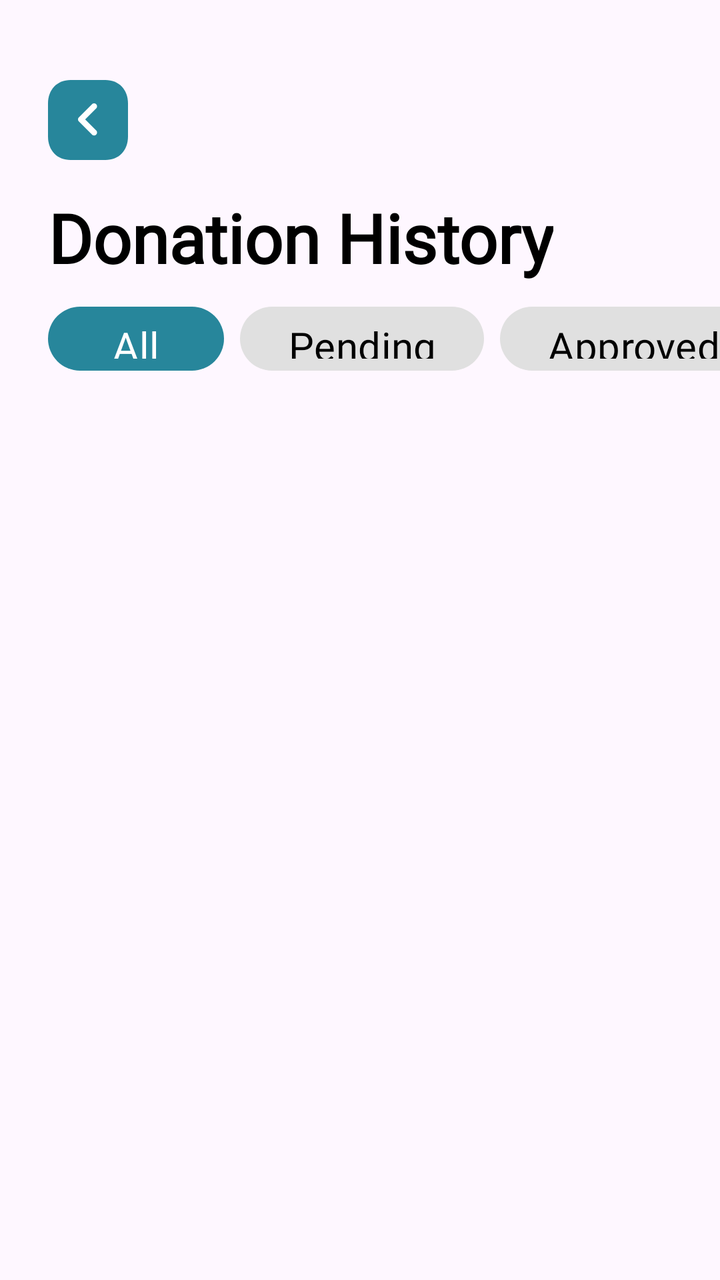
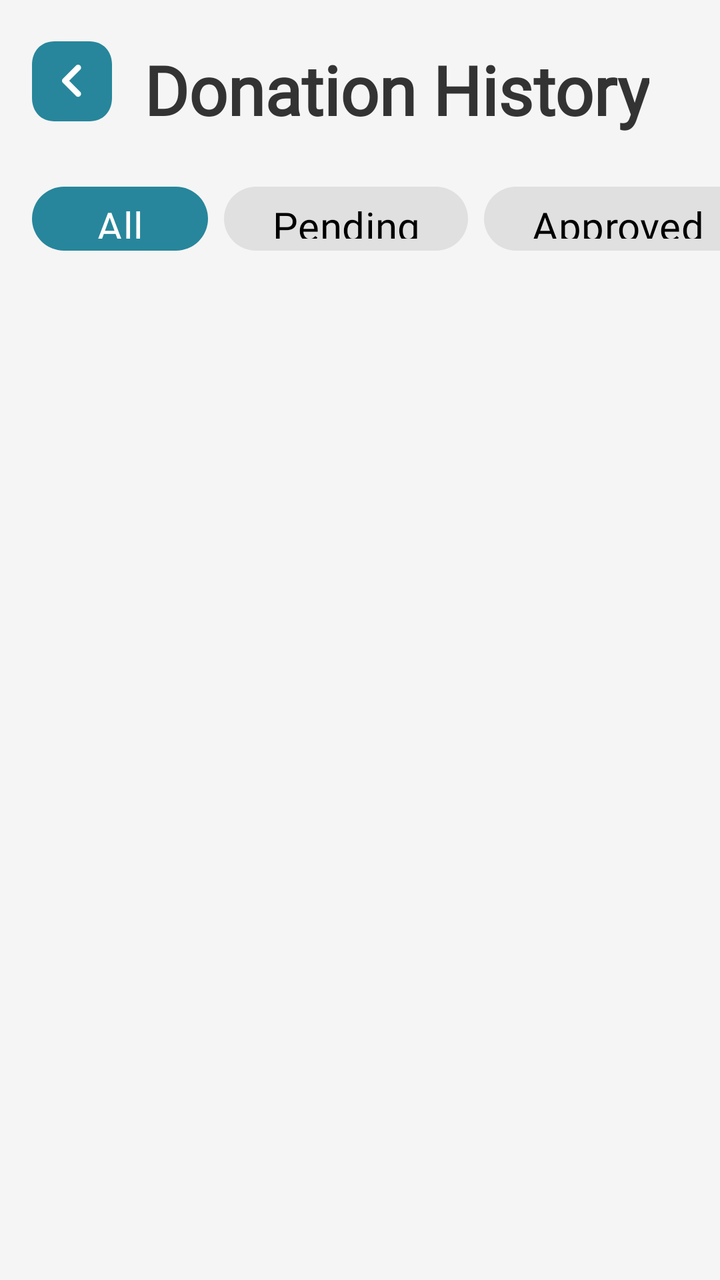

Screens rendered from an Android XML layout before and after an edit, with the pre-edit source and the edit as a unified diff.
<!-- AndroidManifest.xml: application theme Theme.Dawnasyon_v1 -->
<!-- res/layout/fragment_donation_history.xml -->
<?xml version="1.0" encoding="utf-8"?>
<androidx.constraintlayout.widget.ConstraintLayout xmlns:android="http://schemas.android.com/apk/res/android"
    xmlns:app="http://schemas.android.com/apk/res-auto"
    android:layout_width="match_parent"
    android:layout_height="match_parent">

    <ImageButton
        android:id="@+id/btn_back"
        android:layout_width="40dp"
        android:layout_height="40dp"
        android:layout_marginStart="24dp"
        android:layout_marginTop="40dp"
        android:background="@drawable/bg_circle_teal"
        android:src="@drawable/ic_left"
        app:tint="@color/white"
        app:layout_constraintStart_toStartOf="parent"
        app:layout_constraintTop_toTopOf="parent" />

    <TextView
        android:id="@+id/tv_title"
        android:layout_width="wrap_content"
        android:layout_height="wrap_content"
        android:layout_marginTop="16dp"
        android:layout_marginStart="24dp"
        android:fontFamily="@font/dongle"
        android:text="@string/donation_history"
        android:textColor="@color/black"
        android:textSize="34sp"
        android:textStyle="bold"
        app:layout_constraintTop_toBottomOf="@id/btn_back"
        app:layout_constraintStart_toStartOf="parent" />

    <HorizontalScrollView
        android:id="@+id/filter_scroll"
        android:layout_width="match_parent"
        android:layout_height="wrap_content"
        android:layout_marginTop="8dp"
        android:clipToPadding="false"
        android:paddingHorizontal="24dp"
        android:scrollbars="none"
        app:layout_constraintTop_toBottomOf="@id/tv_title">

        <LinearLayout
            android:layout_width="wrap_content"
            android:layout_height="wrap_content"
            android:orientation="horizontal"
            android:gravity="center_vertical">

            <Button
                android:id="@+id/btn_filter_all"
                android:layout_width="wrap_content"
                android:layout_height="40dp"
                android:layout_marginEnd="8dp"
                android:text="All"
                android:textAllCaps="false"
                android:textColor="@color/white"
                android:fontFamily="@font/dongle"
                android:textSize="20sp"
                app:backgroundTint="#27869B"
                app:cornerRadius="20dp" />

            <Button
                android:id="@+id/btn_filter_pending"
                android:layout_width="wrap_content"
                android:layout_height="40dp"
                android:layout_marginEnd="8dp"
                android:text="Pending"
                android:textAllCaps="false"
                android:textColor="@color/black"
                android:fontFamily="@font/dongle"
                android:textSize="20sp"
                app:backgroundTint="#E0E0E0"
                app:cornerRadius="20dp" />

            <Button
                android:id="@+id/btn_filter_approved"
                android:layout_width="wrap_content"
                android:layout_height="40dp"
                android:layout_marginEnd="8dp"
                android:text="Approved"
                android:textAllCaps="false"
                android:textColor="@color/black"
                android:fontFamily="@font/dongle"
                android:textSize="20sp"
                app:backgroundTint="#E0E0E0"
                app:cornerRadius="20dp" />

            <Button
                android:id="@+id/btn_filter_declined"
                android:layout_width="wrap_content"
                android:layout_height="40dp"
                android:layout_marginEnd="8dp"
                android:text="Declined"
                android:textAllCaps="false"
                android:textColor="@color/black"
                android:fontFamily="@font/dongle"
                android:textSize="20sp"
                app:backgroundTint="#E0E0E0"
                app:cornerRadius="20dp" />
        </LinearLayout>
    </HorizontalScrollView>

    <androidx.recyclerview.widget.RecyclerView
        android:id="@+id/rv_donation_history"
        android:layout_width="match_parent"
        android:layout_height="0dp"
        android:layout_marginTop="8dp"
        android:clipToPadding="false"
        android:paddingBottom="80dp"
        app:layout_constraintTop_toBottomOf="@id/filter_scroll"
        app:layout_constraintBottom_toBottomOf="parent" />

</androidx.constraintlayout.widget.ConstraintLayout>
<!-- resources referenced by this layout -->
<resources>
  <color name="black">#FF000000</color>
  <color name="white">#FFFFFFFF</color>
  <!-- drawable bg_circle_teal (drawable) -->
  <vector xmlns:android="http://schemas.android.com/apk/res/android"
      android:width="33dp"
      android:height="33dp"
      android:viewportWidth="33"
      android:viewportHeight="33">
    <path
        android:pathData="M9.339,33L23.645,33C29.238,33 33,29.073 33,23.232L33,9.752C33,3.927 29.238,0 23.645,0L9.339,0C3.746,0 0,3.927 0,9.752L0,23.232C0,29.073 3.746,33 9.339,33Z"
        android:fillColor="#27869B"/>
  </vector>
  <!-- drawable ic_left (drawable) -->
  <vector xmlns:android="http://schemas.android.com/apk/res/android"
      android:width="10dp"
      android:height="17dp"
      android:viewportWidth="10"
      android:viewportHeight="17">
    <path
        android:pathData="M8.045,14.59L1.5,8.045L8.045,1.5"
        android:strokeLineJoin="round"
        android:strokeWidth="3"
        android:fillColor="#00000000"
        android:strokeColor="#FCFBFE"
        android:strokeLineCap="round"/>
  </vector>
  <string name="donation_history">Donation History</string>
  <style name="Theme.Dawnasyon_v1" parent="Base.Theme.Dawnasyon_v1" />
  <style name="Base.Theme.Dawnasyon_v1" parent="Theme.Material3.Light.NoActionBar">
          
          
      </style>
</resources>

<!-- the commit's change to res/layout/fragment_donation_history.xml (unified diff, before → after) -->
@@ -1,44 +1,46 @@
 <?xml version="1.0" encoding="utf-8"?>
-<androidx.constraintlayout.widget.ConstraintLayout xmlns:android="http://schemas.android.com/apk/res/android"
+<LinearLayout xmlns:android="http://schemas.android.com/apk/res/android"
     xmlns:app="http://schemas.android.com/apk/res-auto"
     android:layout_width="match_parent"
-    android:layout_height="match_parent">
+    android:layout_height="match_parent"
+    android:orientation="vertical"
+    android:background="#F5F5F5">
 
-    <ImageButton
-        android:id="@+id/btn_back"
-        android:layout_width="40dp"
-        android:layout_height="40dp"
-        android:layout_marginStart="24dp"
-        android:layout_marginTop="40dp"
-        android:background="@drawable/bg_circle_teal"
-        android:src="@drawable/ic_left"
-        app:tint="@color/white"
-        app:layout_constraintStart_toStartOf="parent"
-        app:layout_constraintTop_toTopOf="parent" />
+    <LinearLayout
+        android:layout_width="match_parent"
+        android:layout_height="wrap_content"
+        android:padding="16dp"
+        android:gravity="center_vertical">
 
-    <TextView
-        android:id="@+id/tv_title"
-        android:layout_width="wrap_content"
-        android:layout_height="wrap_content"
-        android:layout_marginTop="16dp"
-        android:layout_marginStart="24dp"
-        android:fontFamily="@font/dongle"
-        android:text="@string/donation_history"
-        android:textColor="@color/black"
-        android:textSize="34sp"
-        android:textStyle="bold"
-        app:layout_constraintTop_toBottomOf="@id/btn_back"
-        app:layout_constraintStart_toStartOf="parent" />
+        <ImageButton
+            android:id="@+id/btn_back"
+            android:layout_width="40dp"
+            android:layout_height="40dp"
+            android:background="@drawable/bg_circle_teal"
+            android:src="@drawable/ic_left"
+            app:tint="@color/white" />
+
+        <TextView
+            android:id="@+id/tv_title"
+            android:layout_width="wrap_content"
+            android:layout_height="wrap_content"
+            android:text="@string/donation_history"
+            android:textSize="34sp"
+            android:textStyle="bold"
+            android:fontFamily="@font/dongle"
+            android:textColor="#333333"
+            android:layout_marginStart="16dp"
+            android:layout_marginTop="4dp"/>
+    </LinearLayout>
 
     <HorizontalScrollView
         android:id="@+id/filter_scroll"
         android:layout_width="match_parent"
         android:layout_height="wrap_content"
-        android:layout_marginTop="8dp"
         android:clipToPadding="false"
-        android:paddingHorizontal="24dp"
-        android:scrollbars="none"
-        app:layout_constraintTop_toBottomOf="@id/tv_title">
+        android:paddingHorizontal="16dp"
+        android:paddingVertical="8dp"
+        android:scrollbars="none">
 
         <LinearLayout
             android:layout_width="wrap_content"
@@ -100,14 +102,18 @@
         </LinearLayout>
     </HorizontalScrollView>
 
-    <androidx.recyclerview.widget.RecyclerView
-        android:id="@+id/rv_donation_history"
+    <FrameLayout
         android:layout_width="match_parent"
-        android:layout_height="0dp"
-        android:layout_marginTop="8dp"
-        android:clipToPadding="false"
-        android:paddingBottom="80dp"
-        app:layout_constraintTop_toBottomOf="@id/filter_scroll"
-        app:layout_constraintBottom_toBottomOf="parent" />
+        android:layout_height="match_parent">
 
-</androidx.constraintlayout.widget.ConstraintLayout>
+        <androidx.recyclerview.widget.RecyclerView
+            android:id="@+id/rv_donation_history"
+            android:layout_width="match_parent"
+            android:layout_height="match_parent"
+            android:paddingHorizontal="16dp"
+            android:paddingTop="8dp"
+            android:paddingBottom="80dp"
+            android:clipToPadding="false"/>
+
+    </FrameLayout>
+</LinearLayout>
